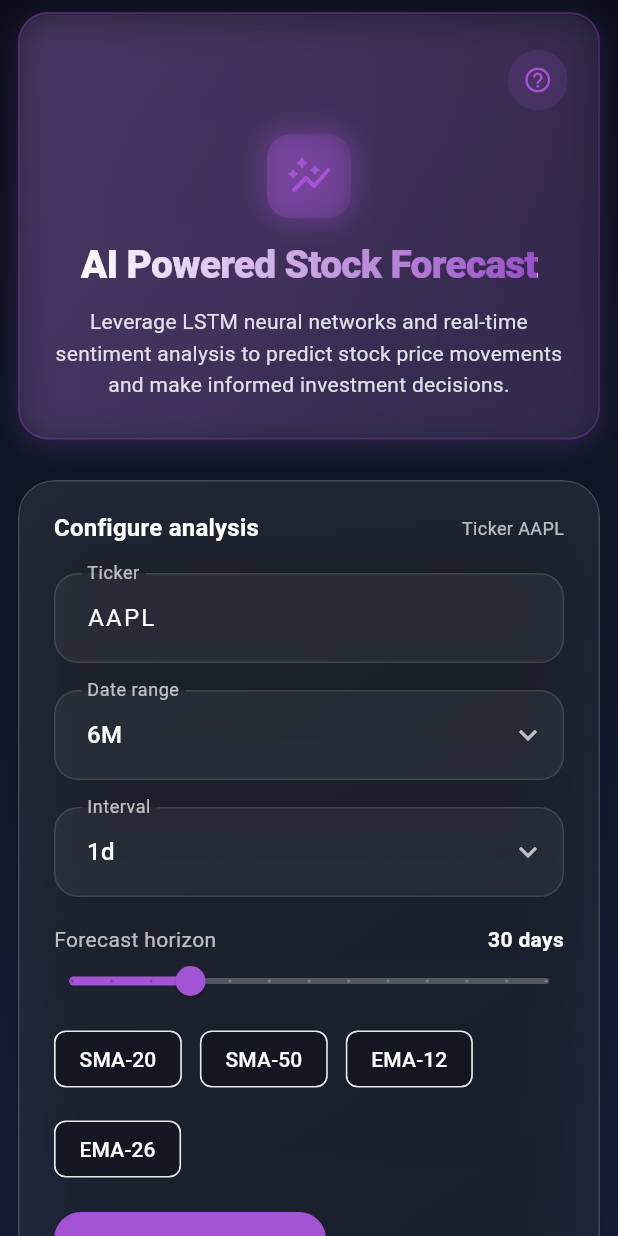
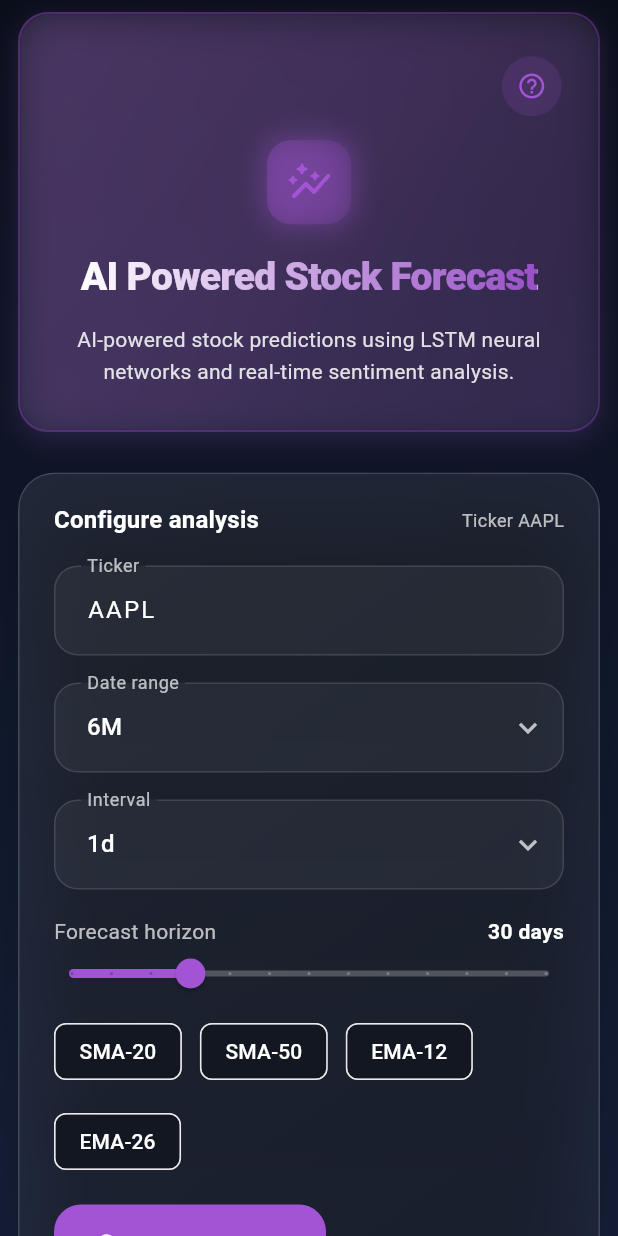
Before and after one commit to Hyperion3112/stock-prediction, a Flutter app: the screen it shows after launch, on a phone screen of 412 x 824 dp. Run offline on Flutter 3.47's test engine with Material 3 defaults, Android fonts, the phone set to English and light mode, and no system bars; our stand-ins replace fl_chart; network calls fail.

Commit message:
fix: Make hero section more compact on mobile
- Shortened description to single concise line on mobile
- Changed: 'AI-powered stock predictions using LSTM neural networks and real-time sentiment analysis.'
- Increased mobile padding (20px horizontal, 24px top, 28px bottom)
- Increased spacing between icon and title (16px to 20px)
- Increased spacing between title and description (12px to 16px)
- Removes text-heavy appearance on mobile screens

```diff
--- a/flutter_app/lib/main.dart
+++ b/flutter_app/lib/main.dart
@@ -1968,10 +1968,10 @@
           filter: ImageFilter.blur(sigmaX: 10, sigmaY: 10),
           child: Container(
             padding: EdgeInsets.fromLTRB(
-              isMobile ? 16 : (isTablet ? 24 : 40),
-              isMobile ? 20 : (isTablet ? 30 : 40),
-              isMobile ? 16 : (isTablet ? 24 : 40),
-              isMobile ? 24 : (isTablet ? 35 : 50),
+              isMobile ? 20 : (isTablet ? 24 : 40),
+              isMobile ? 24 : (isTablet ? 30 : 40),
+              isMobile ? 20 : (isTablet ? 24 : 40),
+              isMobile ? 28 : (isTablet ? 35 : 50),
             ),
             decoration: BoxDecoration(
               gradient: LinearGradient(
@@ -2021,7 +2021,7 @@
   Widget _buildHeroContent(bool isMobile, bool isTablet) {
     // Different descriptions for mobile vs desktop
     final description = isMobile
-        ? 'Leverage LSTM neural networks and real-time sentiment analysis to predict stock price movements and make informed investment decisions.'
+        ? 'AI-powered stock predictions using LSTM neural networks and real-time sentiment analysis.'
         : 'A cutting-edge financial analysis platform that leverages LSTM (Long Short-Term Memory) neural networks to predict stock price movements with unprecedented accuracy. By combining advanced deep learning algorithms with real-time sentiment analysis from news and social media, this application provides actionable market insights and forecasts to help you make informed investment decisions. Analyze historical trends, visualize technical indicators, and discover data-driven predictions for your favorite stocks.';
 
     return Column(
@@ -2067,7 +2067,7 @@
                     ),
             ),
           ),
-          const SizedBox(height: 16),
+          const SizedBox(height: 20),
           // Title
           ShaderMask(
             shaderCallback: (bounds) => LinearGradient(
@@ -2176,7 +2176,7 @@
             ],
           ),
         ],
-        SizedBox(height: isMobile ? 12 : (isTablet ? 20 : 28)),
+        SizedBox(height: isMobile ? 16 : (isTablet ? 20 : 28)),
         // Comprehensive description
         Padding(
           padding: EdgeInsets.symmetric(horizontal: isMobile ? 0 : (isTablet ? 10 : 20)),
```
